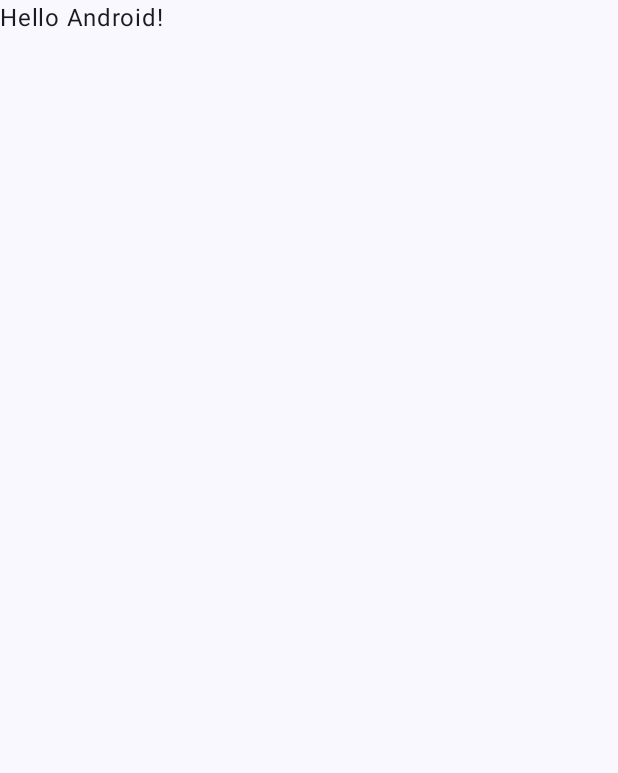
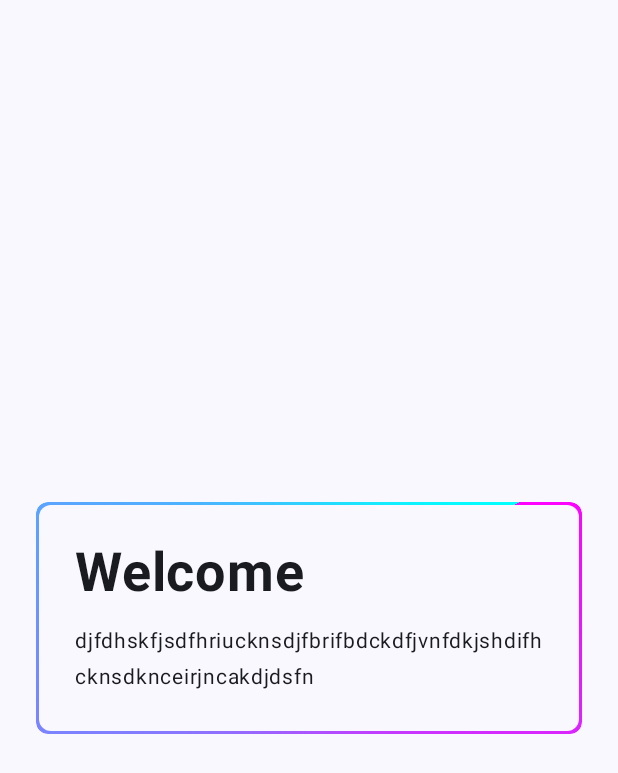
Before and after one commit to arthurkuu/AnimatedBorderExample, an Android app built with Jetpack Compose: the screen it shows after launch (MainActivity), on a phone screen of 412 x 824 dp. Before the commit the part shown is almost empty. Shown: the top 773 px of the screen. Run offline under Robolectric (Android 15) with nearby library versions, the phone set to English and light mode, and no system bars.

Commit message:
finish animated border card example.

```diff
--- a/app/build.gradle.kts
+++ b/app/build.gradle.kts
@@ -5,12 +5,12 @@ plugins {
 
 android {
     namespace = "com.arthur.animatedborderexample"
-    compileSdk = 33
+    compileSdk = 34
 
     defaultConfig {
         applicationId = "com.arthur.animatedborderexample"
         minSdk = 26
-        targetSdk = 33
+        targetSdk = 34
         versionCode = 1
         versionName = "1.0"
 
@@ -51,7 +51,7 @@ android {
 
 dependencies {
 
-    implementation("androidx.core:core-ktx:1.9.0")
+    implementation("androidx.core:core-ktx:1.12.0")
     implementation("androidx.lifecycle:lifecycle-runtime-ktx:2.6.2")
     implementation("androidx.activity:activity-compose:1.8.0")
     implementation(platform("androidx.compose:compose-bom:2023.03.00"))
--- a/app/src/main/java/com/arthur/animatedborderexample/MainActivity.kt
+++ b/app/src/main/java/com/arthur/animatedborderexample/MainActivity.kt
@@ -3,13 +3,38 @@ package com.arthur.animatedborderexample
 import android.os.Bundle
 import androidx.activity.ComponentActivity
 import androidx.activity.compose.setContent
+import androidx.compose.animation.core.LinearEasing
+import androidx.compose.animation.core.RepeatMode
+import androidx.compose.animation.core.animateFloat
+import androidx.compose.animation.core.infiniteRepeatable
+import androidx.compose.animation.core.rememberInfiniteTransition
+import androidx.compose.animation.core.tween
+import androidx.compose.foundation.background
+import androidx.compose.foundation.clickable
+import androidx.compose.foundation.layout.Arrangement
+import androidx.compose.foundation.layout.Column
 import androidx.compose.foundation.layout.fillMaxSize
+import androidx.compose.foundation.layout.fillMaxWidth
+import androidx.compose.foundation.layout.padding
+import androidx.compose.foundation.shape.RoundedCornerShape
 import androidx.compose.material3.MaterialTheme
 import androidx.compose.material3.Surface
 import androidx.compose.material3.Text
 import androidx.compose.runtime.Composable
+import androidx.compose.runtime.getValue
+import androidx.compose.ui.Alignment
 import androidx.compose.ui.Modifier
+import androidx.compose.ui.draw.clip
+import androidx.compose.ui.draw.drawWithContent
+import androidx.compose.ui.graphics.BlendMode
+import androidx.compose.ui.graphics.Brush
+import androidx.compose.ui.graphics.Color
+import androidx.compose.ui.graphics.Shape
+import androidx.compose.ui.graphics.drawscope.rotate
+import androidx.compose.ui.text.font.FontWeight
 import androidx.compose.ui.tooling.preview.Preview
+import androidx.compose.ui.unit.Dp
+import androidx.compose.ui.unit.dp
 import com.arthur.animatedborderexample.ui.theme.AnimatedBorderExampleTheme
 
 class MainActivity : ComponentActivity() {
@@ -18,13 +43,94 @@ class MainActivity : ComponentActivity() {
         setContent {
             AnimatedBorderExampleTheme {
                 // A surface container using the 'background' color from the theme
-                Surface(
-                    modifier = Modifier.fillMaxSize(),
-                    color = MaterialTheme.colorScheme.background
+                MainScreen()
+            }
+        }
+    }
+}
+
+@Composable
+private fun MainScreen() {
+    Column(
+        modifier = Modifier
+            .fillMaxSize()
+            .background(MaterialTheme.colorScheme.surface),
+        horizontalAlignment = Alignment.CenterHorizontally,
+        verticalArrangement = Arrangement.Center
+    ) {
+        AnimatedBorderCard(
+            modifier = Modifier
+                .fillMaxWidth()
+                .padding(all = 24.dp),
+            shape = RoundedCornerShape(8.dp),
+            gradient = Brush.sweepGradient(listOf(Color.Magenta, Color.Cyan)),
+            onCardClick = {
+
+            },
+            content = {
+                Column(
+                    modifier = Modifier.padding(all = 24.dp),
+                    verticalArrangement = Arrangement.spacedBy(12.dp, Alignment.CenterVertically)
                 ) {
-                    Greeting("Android")
+                    Text(
+                        text = "Welcome",
+                        fontSize = MaterialTheme.typography.displaySmall.fontSize,
+                        fontWeight = FontWeight.Bold
+                    )
+                    Text(
+                        text = "djfdhskfjsdfhriucknsdjfbrifbdckdfjvnfdkjshdifhcknsdknceirjncakdjdsfn",
+                        fontSize = MaterialTheme.typography.bodyMedium.fontSize
+                    )
                 }
             }
+        )
+    }
+}
+
+@Composable
+private fun AnimatedBorderCard(
+    modifier: Modifier = Modifier,
+    shape: Shape = RoundedCornerShape(0.dp),
+    borderWidth: Dp = 2.dp,
+    gradient: Brush = Brush.sweepGradient(listOf(Color.Gray, Color.White)),
+    animationDuration: Int = 10000,
+    onCardClick: () -> Unit = {},
+    content: @Composable () -> Unit
+) {
+    val infiniteTransition = rememberInfiniteTransition(label = "AnimatedBorderCard")
+    val degrees by infiniteTransition.animateFloat(
+        initialValue = 0f,
+        targetValue = 360f,
+        animationSpec = infiniteRepeatable(
+            animation = tween(durationMillis = animationDuration, easing = LinearEasing),
+            repeatMode = RepeatMode.Restart
+        ),
+        label = "Infinite Colors"
+    )
+    Surface(
+        modifier = modifier
+            .clip(shape)
+            .clickable { onCardClick() },
+        shape = shape
+    ) {
+        Surface(
+            modifier = Modifier
+                .fillMaxWidth()
+                .padding(borderWidth)
+                .drawWithContent {
+                    rotate(degrees = degrees) {
+                        drawCircle(
+                            brush = gradient,
+                            radius = size.width,
+                            blendMode = BlendMode.SrcIn
+                        )
+                    }
+                    drawContent()
+                },
+            color = MaterialTheme.colorScheme.surface,
+            shape = shape
+        ) {
+            content()
         }
     }
 }
```
